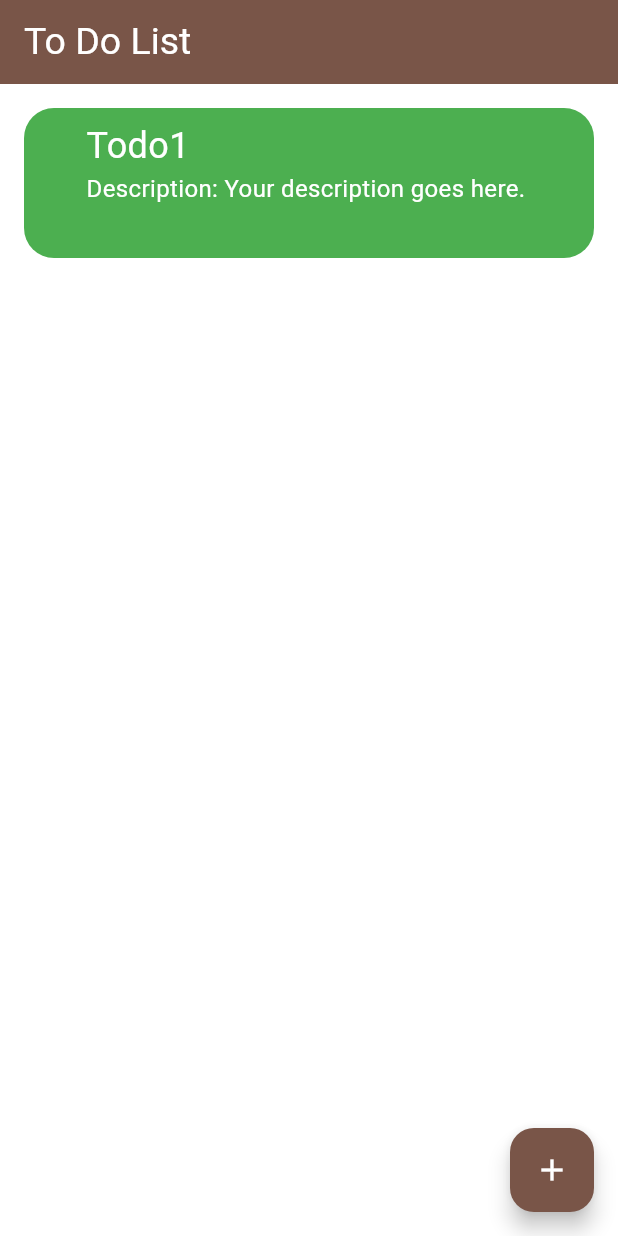
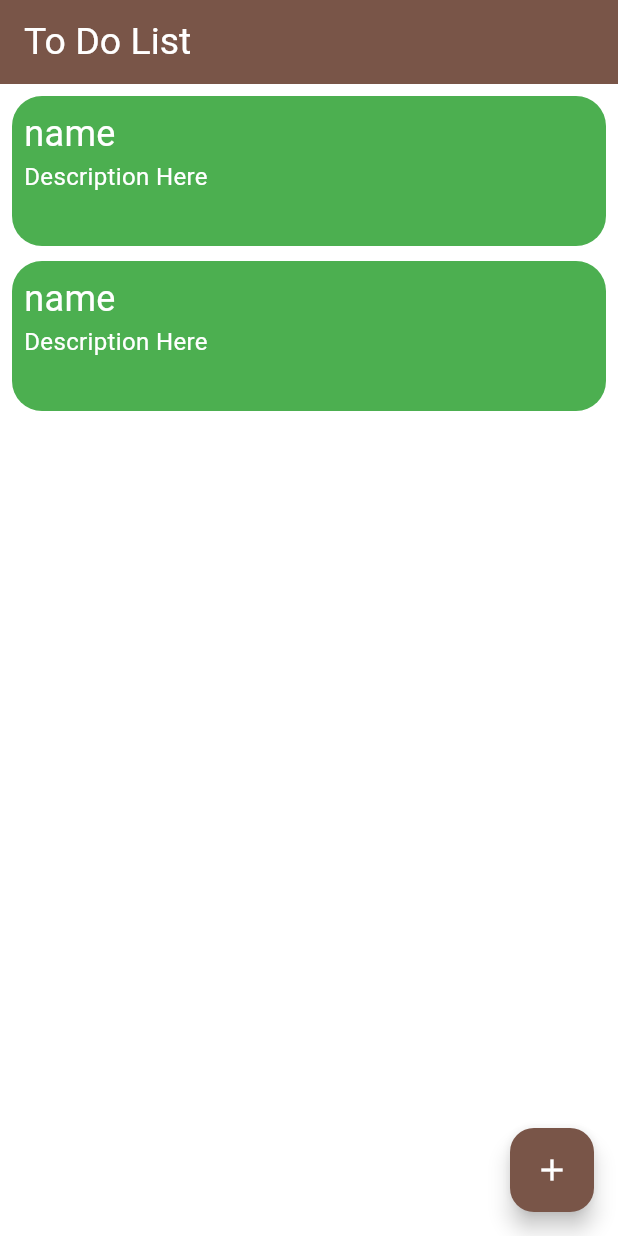
Before and after one commit to pondforwork/todoflutter, a Flutter app: the screen it shows after launch, on a phone screen of 412 x 824 dp. Run offline on Flutter 3.47's test engine with Material 2 defaults, Android fonts, the phone set to English and light mode, and no system bars.

Commit message:
Show 2 To Do list and adjust position of text

```diff
--- a/lib/main.dart
+++ b/lib/main.dart
@@ -1,4 +1,5 @@
 import 'package:flutter/material.dart';
+import 'tododescrip.dart';
 
 void main() {
   runApp(const MyApp());
@@ -39,47 +40,17 @@ class _MyHomePageState extends State<MyHomePage> {
           style: const TextStyle(fontSize: 25, color: Colors.white),
         ),
       ),
-      body: Padding(
-        padding: const EdgeInsets.all(8.0),
-        child: Row(
-          children: [
-            Expanded(
-              child: Padding(
-                padding: const EdgeInsets.all(8.0),
-                child: Container(
-                  decoration: BoxDecoration(
-                    color: Colors.green,
-                    borderRadius: BorderRadius.circular(20),
-                  ),
-                  height: 100,
-                  child: const Center(
-                    child: Padding(
-                        padding: EdgeInsets.all(8.0),
-                        child: Column(
-                          crossAxisAlignment: CrossAxisAlignment.start,
-                          children: [
-                            Text(
-                              "Todo1",
-                              style:
-                                  TextStyle(color: Colors.white, fontSize: 24),
-                              textAlign: TextAlign.left,
-                            ),
-                            Text(
-                              "Description: Your description goes here. ",
-                              style:
-                                  TextStyle(color: Colors.white, fontSize: 16),
-                            ),
-                          ],
-                        )),
-                  ),
-                ),
-              ),
-            ),
-          ],
-        ),
-      ),
+      body: const Padding(
+          padding: EdgeInsets.all(8.0),
+          child: Column(
+            children: [
+              tododescrip("name",  "Description Here"),
+              SizedBox(height: 10,),
+              tododescrip("name", "Description Here")
+            ],
+          )),
       floatingActionButton: FloatingActionButton(
-        onPressed: () => print("Touch"),
+        onPressed: () => null,
         child: const Icon(Icons.add),
       ),
     );
--- /dev/null
+++ b/lib/tododescrip.dart
@@ -0,0 +1,41 @@
+import 'package:flutter/material.dart';
+
+// ignore: must_be_immutable
+class tododescrip extends StatelessWidget {
+  final String name;
+  final String description;
+
+  const tododescrip(this.name, this.description, {super.key});
+  @override
+  Widget build(BuildContext context) {
+    return Container(
+      decoration: BoxDecoration(
+        color: Colors.green,
+        borderRadius: BorderRadius.circular(20),
+      ),
+      height: 100,
+      child: Center(
+        child: Padding(
+            padding: const EdgeInsets.all(8.0),
+            child: Column(
+              crossAxisAlignment: CrossAxisAlignment.start,
+              children: [
+                Text(
+                  name,
+                  style: const TextStyle(color: Colors.white, fontSize: 24),
+                ),
+                Expanded(
+                    child: Align(
+                  alignment: Alignment.topLeft,
+                  child: Text(
+                    description,
+                    style: const TextStyle(color: Colors.white, fontSize: 16),
+
+                  ),
+                )),
+              ],
+            )),
+      ),
+    );
+  }
+}
```
Also changed, not shown: lib/backup.txt (added, +87 -0 lines).
